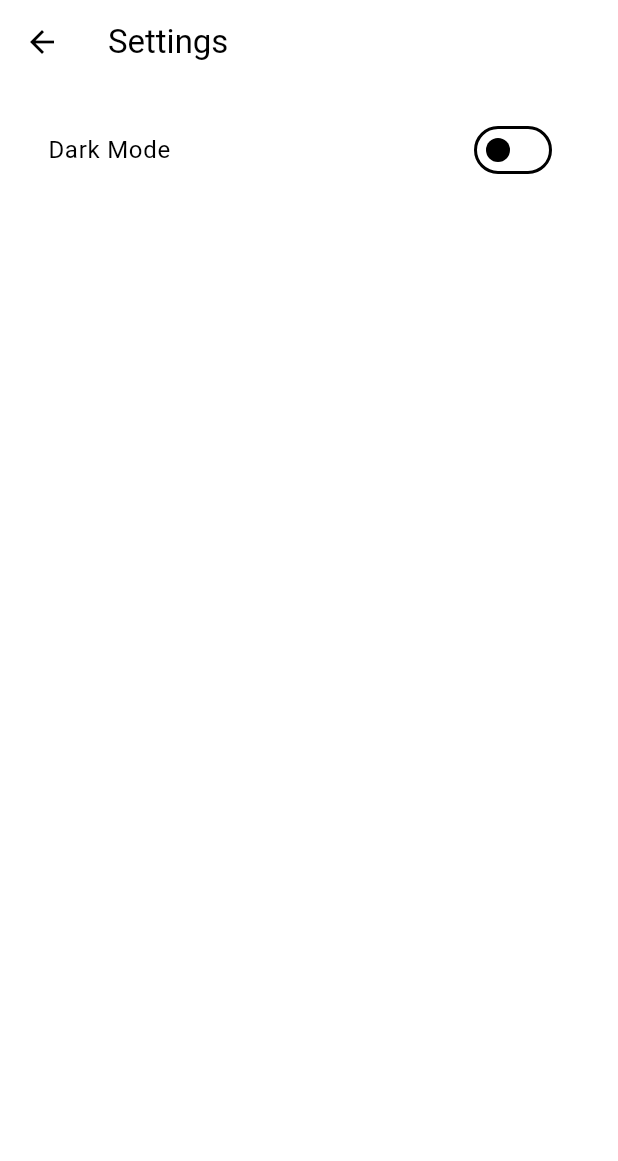
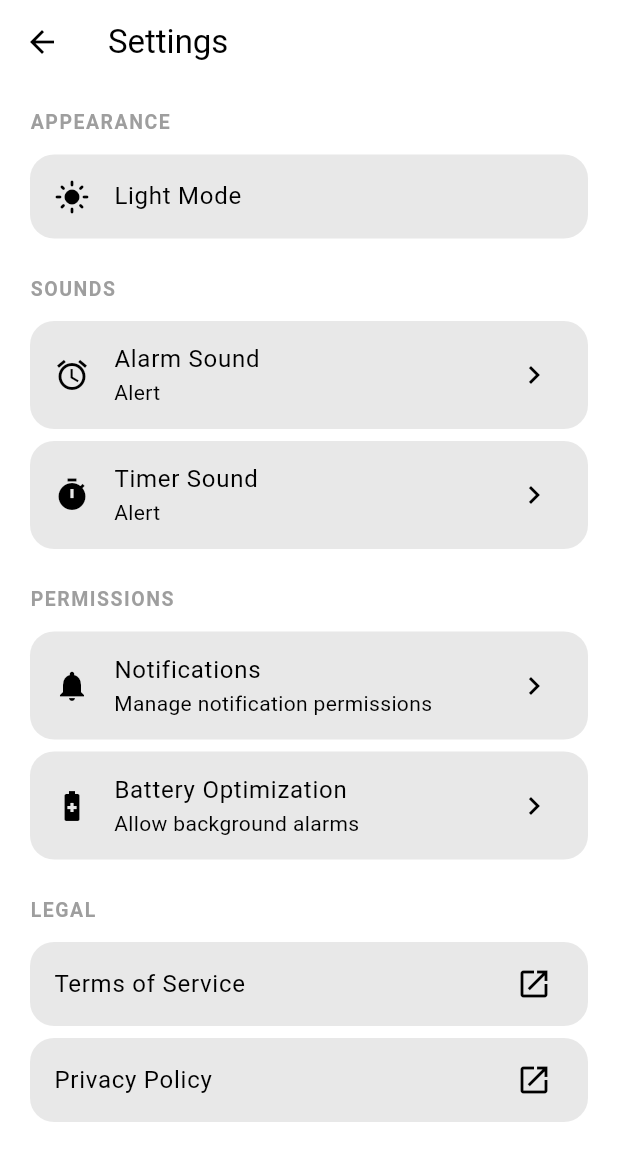
Before and after one commit to ganhuilin015/flutter-timer-app, a Flutter app: the screen it shows after launch, after a tap on the "menu" icon, on a phone screen of 412 x 824 dp. Shown: the top 1161 px of the screen. Run offline on Flutter 3.47's test engine with Material 3 defaults, Android fonts, the phone set to English and light mode, and no system bars; our stand-ins replace audioplayers, flutter_local_notifications, geocoding, geolocator, hive, hive_flutter and 3 more; accounts and stored records are empty.

Commit message:
Implement sound setting

```diff
--- a/lib/main.dart
+++ b/lib/main.dart
@@ -6,6 +6,7 @@ import 'package:timer/models/alarm_item.dart';
 import 'package:timer/models/stopwatch_entry.dart';
 import 'package:timer/models/timer_item.dart';
 import 'package:timer/models/world_clock_entry.dart';
+import 'package:timer/providers/sound_provider.dart';
 import 'package:timer/providers/theme_provider.dart';
 import 'package:timer/services/notification_service.dart';
 import 'providers/timer_provider.dart';
@@ -85,6 +86,7 @@ class MyApp extends StatelessWidget {
         ChangeNotifierProvider(create: (_) => StopwatchProvider()),
         ChangeNotifierProvider(create: (_) => AlarmProvider()),
         ChangeNotifierProvider(create: (_) => WorldClockProvider()),
+        ChangeNotifierProvider(create: (_) => SoundProvider()),
       ],
 
       child: Consumer<ThemeProvider>(
--- /dev/null
+++ b/lib/providers/sound_provider.dart
@@ -0,0 +1,60 @@
+import 'package:flutter/foundation.dart';
+import 'package:hive/hive.dart';
+
+class SoundItem {
+  final String name;
+  final String file;
+
+  SoundItem({
+    required this.name,
+    required this.file,
+  });
+}
+
+class SoundProvider extends ChangeNotifier {
+  static const _boxName = 'settings';
+
+  late Box _box;
+
+  SoundProvider() {
+    _box = Hive.box(_boxName);
+  }
+
+  final List<SoundItem> sounds = [
+    SoundItem(name: 'Alert', file: 'alert.mp3'),
+    SoundItem(name: 'Buzzer', file: 'alarmbuzzer.mp3'),
+    SoundItem(name: 'Classic', file: 'classic.mp3'),
+    SoundItem(name: 'Retro', file: 'retro.mp3'),
+    SoundItem(name: 'Rooster', file: 'rooster.mp3'),
+    SoundItem(name: 'Soft Beep', file: 'beep.mp3'),
+
+  ];
+
+  SoundItem get alarmSound {
+    final file = _box.get('alarm_sound');
+
+    return sounds.firstWhere(
+      (s) => s.file == file,
+      orElse: () => sounds.first,
+    );
+  }
+
+  SoundItem get timerSound {
+    final file = _box.get('timer_sound');
+
+    return sounds.firstWhere(
+      (s) => s.file == file,
+      orElse: () => sounds.first,
+    );
+  }
+
+  void setAlarmSound(SoundItem sound) {
+    _box.put('alarm_sound', sound.file);
+    notifyListeners();
+  }
+
+  void setTimerSound(SoundItem sound) {
+    _box.put('timer_sound', sound.file);
+    notifyListeners();
+  }
+}
--- a/lib/screens/alarm_screen.dart
+++ b/lib/screens/alarm_screen.dart
@@ -1,6 +1,7 @@
 import 'package:flutter/material.dart';
 import 'package:provider/provider.dart';
 import 'package:timer/models/alarm_item.dart';
+import 'package:timer/providers/sound_provider.dart';
 import 'package:timer/providers/theme_provider.dart';
 import 'package:timer/widgets/empty_state.dart';
 import 'package:timer/widgets/full_screen_alert.dart';
@@ -38,11 +39,14 @@ class _AlarmScreenState extends State<AlarmScreen> {
       icon: Icons.alarm,
     );
 
+    final sound = context.read<SoundProvider>().alarmSound;
+
     showGeneralDialog(
       context: context,
       barrierDismissible: false,
       pageBuilder: (_, __, ___) => FullScreenAlert(
         data: data,
+        soundFile: sound.file,
         onDismiss: () {
           provider.dismissFiring();
           Navigator.pop(context);
--- a/lib/screens/settings_screen.dart
+++ b/lib/screens/settings_screen.dart
@@ -1,37 +1,213 @@
 import 'package:flutter/material.dart';
 import 'package:provider/provider.dart';
+import 'package:timer/providers/sound_provider.dart';
 import 'package:timer/providers/theme_provider.dart';
+import 'package:timer/screens/sound_screen.dart';
 
 class SettingsScreen extends StatelessWidget {
   const SettingsScreen({super.key});
 
   @override
   Widget build(BuildContext context) {
-    final themeProvider = context.watch<ThemeProvider>();
-    final isDark = themeProvider.isDark(context);
+    final theme = context.watch<ThemeProvider>();
+    final isDark = theme.isDark(context);
+    final soundProvider = context.watch<SoundProvider>();
 
     return Scaffold(
       appBar: AppBar(
         title: const Text('Settings'),
         leading: IconButton(
           icon: const Icon(Icons.arrow_back),
-          onPressed: () => Navigator.pop(context), // 🔙 go back
+          onPressed: () => Navigator.pop(context),
         ),
       ),
-      body: Padding(
+      body: ListView(
         padding: const EdgeInsets.all(16),
+        children: [
+          _sectionTitle('Appearance'),
+
+          Card(
+            shape: RoundedRectangleBorder(
+              borderRadius: BorderRadius.circular(16),
+            ),
+            elevation: 0,
+            color: theme.secondary(context),
             child: Column(
               children: [
                 ListTile(
-              title: const Text('Dark Mode'),
-              trailing: Switch(
-                value: isDark,
-                onChanged: (value) {
-                  themeProvider.toggleTheme(value);
+                  leading: Icon(
+                    isDark ? Icons.dark_mode : Icons.light_mode,
+                  ),
+                  title: Text(
+                    isDark ? 'Dark Mode' : 'Light Mode',
+                  ),
+                  onTap: () {
+                    theme.toggleTheme(!isDark);
                   },
+                ),
+              ],
+            ),
+          ),
+
+          const SizedBox(height: 20),
+          _sectionTitle('Sounds'),
+
+          Card(
+            shape: RoundedRectangleBorder(
+              borderRadius: BorderRadius.circular(16),
+            ),
+            elevation: 0,
+            color: theme.secondary(context),
+            child: Column(
+              children: [
+                ListTile(
+                  leading: const Icon(Icons.alarm),
+                  title: const Text('Alarm Sound'),
+                  subtitle: Text(soundProvider.alarmSound.name),
+                  trailing: const Icon(Icons.chevron_right),
+                  onTap: () {
+                    Navigator.push(
+                      context,
+                      MaterialPageRoute(
+                        builder: (_) => const SoundPickerScreen(
+                          type: SoundType.alarm,
+                        ),
+                      ),
+                    );
+                  },
+                ),
+              ],
+            ),
+          ),
+
+
+          Card(
+            shape: RoundedRectangleBorder(
+              borderRadius: BorderRadius.circular(16),
+            ),
+            elevation: 0,
+            color: theme.secondary(context),
+            child: Column(
+              children: [
+                ListTile(
+                  leading: const Icon(Icons.timer),
+                  title: const Text('Timer Sound'),
+                  subtitle: Text(soundProvider.timerSound.name),
+                  trailing: const Icon(Icons.chevron_right),
+                  onTap: () {
+                    Navigator.push(
+                      context,
+                      MaterialPageRoute(
+                        builder: (_) => const SoundPickerScreen(
+                          type: SoundType.timer,
+                        ),
+                      ),
+                    );
+                  },
+                ),
+              ],
+            ),
+          ),
+
+          const SizedBox(height: 20),
+
+          _sectionTitle('Permissions'),
+
+          Card(
+            shape: RoundedRectangleBorder(
+              borderRadius: BorderRadius.circular(16),
+            ),
+            elevation: 0,
+            color: theme.secondary(context),
+            child: Column(
+              children: [
+                ListTile(
+                  leading: const Icon(Icons.notifications),
+                  title: const Text('Notifications'),
+                  subtitle: const Text('Manage notification permissions'),
+                  trailing: const Icon(Icons.chevron_right),
+                  onTap: () {
+                    // TODO: open app settings
+                  },
+                ),
+              ],
+            ),
+          ),
+
+          Card(
+            shape: RoundedRectangleBorder(
+              borderRadius: BorderRadius.circular(16),
+            ),
+            elevation: 0,
+            color: theme.secondary(context),
+            child: Column(
+              children: [
+                ListTile(
+                  leading: const Icon(Icons.battery_saver),
+                  title: const Text('Battery Optimization'),
+                  subtitle: const Text('Allow background alarms'),
+                  trailing: const Icon(Icons.chevron_right),
+                  onTap: () {
+                  },
+                ),
+              ],
+            ),
+          ),
+
+          const SizedBox(height: 20),
+
+          _sectionTitle('Legal'),
+
+          Card(
+            shape: RoundedRectangleBorder(
+              borderRadius: BorderRadius.circular(16),
+            ),
+            elevation: 0,
+            color: theme.secondary(context),
+            child: Column(
+              children: [
+                ListTile(
+                  title: const Text('Terms of Service'),
+                  trailing: const Icon(Icons.open_in_new),
+                  onTap: () {
+                  },
+                ),
+              ],
+            ),
+          ),
+
+          Card(
+            shape: RoundedRectangleBorder(
+              borderRadius: BorderRadius.circular(16),
+            ),
+            elevation: 0,
+            color: theme.secondary(context),
+            child: Column(
+              children: [
+                ListTile(
+                  title: const Text('Privacy Policy'),
+                  trailing: const Icon(Icons.open_in_new),
+                  onTap: () {
+                  },
+                ),
+              ],
             ),
           ),
         ],
+      ),
+    );
+  }
+
+  Widget _sectionTitle(String title) {
+    return Padding(
+      padding: const EdgeInsets.only(bottom: 8, left: 4),
+      child: Text(
+        title.toUpperCase(),
+        style: const TextStyle(
+          fontSize: 13,
+          fontWeight: FontWeight.bold,
+          letterSpacing: 1,
+          color: Colors.grey,
         ),
       ),
     );
--- a/lib/screens/timer_screen.dart
+++ b/lib/screens/timer_screen.dart
@@ -1,6 +1,7 @@
 import 'package:flutter/material.dart';
 import 'package:provider/provider.dart';
 import 'package:timer/models/timer_item.dart';
+import 'package:timer/providers/sound_provider.dart';
 import 'package:timer/providers/theme_provider.dart';
 import 'package:timer/widgets/empty_state.dart';
 import 'package:timer/widgets/full_screen_alert.dart';
@@ -29,11 +30,14 @@ class _TimerScreenState extends State<TimerScreen> {
       icon: Icons.timer,
     );
 
+    final sound = context.read<SoundProvider>().timerSound;
+
     showGeneralDialog(
       context: context,
       barrierDismissible: false,
       pageBuilder: (_, __, ___) => FullScreenAlert(
         data: data,
+        soundFile: sound.file,
         onDismiss: () {
           provider.dismissFiring();
           Navigator.pop(context);
--- a/lib/widgets/full_screen_alert.dart
+++ b/lib/widgets/full_screen_alert.dart
@@ -17,11 +17,13 @@ class AlertData {
 class FullScreenAlert extends StatefulWidget {
   final AlertData data;
   final VoidCallback onDismiss;
+  final String soundFile;
 
   const FullScreenAlert({
     super.key,
     required this.data,
     required this.onDismiss,
+    required this.soundFile,
   });
 
   @override
@@ -43,7 +45,7 @@ class _FullScreenAlertState extends State<FullScreenAlert> {
 
   Future<void> _startSound() async {
     await _player.setReleaseMode(ReleaseMode.loop);
-    await _player.play(AssetSource('sounds/alarmbuzzer.mp3'));
+    await _player.play(AssetSource('sounds/${widget.soundFile}'));
   }
 
   @override
--- a/pubspec.yaml
+++ b/pubspec.yaml
@@ -53,6 +53,12 @@ flutter:
   # To add assets to your application, add an assets section, like this:
   assets:
     - assets/sounds/alarmbuzzer.mp3
+    - assets/sounds/alert.mp3
+    - assets/sounds/beep.mp3
+    - assets/sounds/classic.mp3
+    - assets/sounds/retro.mp3
+    - assets/sounds/rooster.mp3
+
   #   - images/a_dot_burr.jpeg
   #   - images/a_dot_ham.jpeg
 
```
Also changed, not shown: lib/screens/sound_screen.dart (added, +94 -0 lines), 10 other files. Lines whose indentation alone changed are shown as unchanged.
